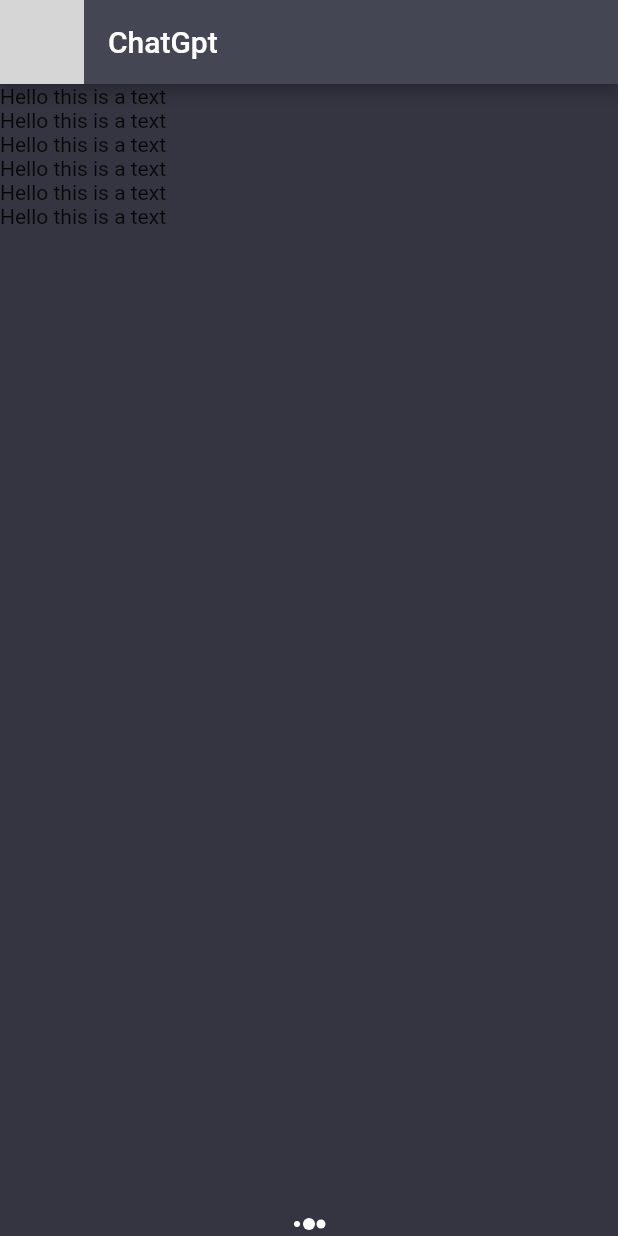
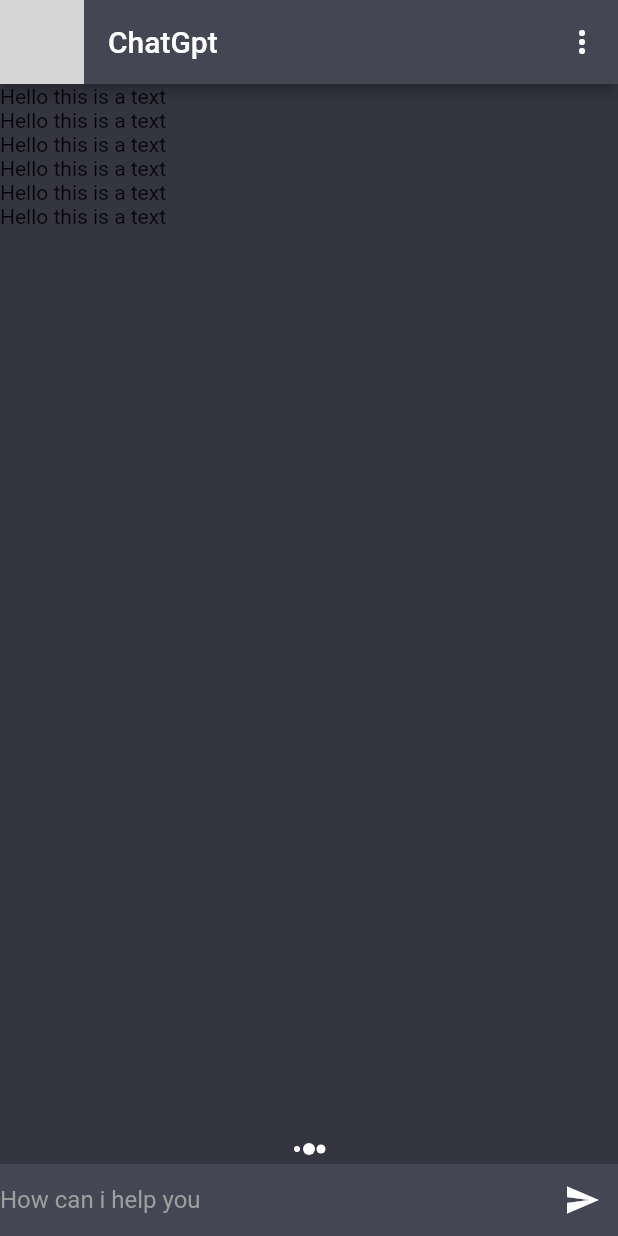
Before and after one commit to j-grace1/chatgptapp, a Flutter app: the screen it shows after launch, on a phone screen of 412 x 824 dp. Run offline on Flutter 3.47's test engine with Material 2 defaults, Android fonts, the phone set to English and light mode, and no system bars; our stand-ins replace flutter_spinkit; grey boxes are pictures that could not be loaded.

Commit message:
added textfield and a chat widget

```diff
--- a/lib/chat_screen.dart
+++ b/lib/chat_screen.dart
@@ -15,6 +15,22 @@ class ChatScreen extends StatefulWidget {
 
 class _ChatScreenState extends State<ChatScreen> {
   final bool _isTyping = true;
+
+late  TextEditingController textEditingController;
+
+@override
+  void initState() {
+    // TODO: implement initState
+  textEditingController = TextEditingController();
+    super.initState();
+  }
+
+  @override
+  void dispose() {
+    // TODO: implement dispose
+    super.dispose();
+  }
+
   @override
   Widget build(BuildContext context) {
     return Scaffold(
@@ -22,8 +38,12 @@ class _ChatScreenState extends State<ChatScreen> {
         padding: const EdgeInsets.all(0.0),
         child: Image.asset(AssetsManager.botImage),
 
+
       ),
       title: Text('ChatGpt'),
+        actions: [
+          IconButton(onPressed: (){}, icon: Icon(Icons.more_vert_rounded), color: Colors.white,)
+        ],
       ),
       body: SafeArea(
         child: Column(children: [
@@ -39,6 +59,25 @@ class _ChatScreenState extends State<ChatScreen> {
             const SpinKitThreeBounce(
               color: Colors.white,
               size: 16,
+            ),
+            SizedBox(height: 2,),
+
+
+            Material(
+              color: cardColor,
+              child: Row(
+              children: [
+                 Expanded(child: TextField(controller: textEditingController,
+                  onSubmitted: (value){
+
+                  },
+                  decoration: InputDecoration.collapsed(hintText: 'How can i help you', hintStyle: TextStyle(color: Colors.grey)),)),
+                IconButton(onPressed:  () {},
+                    icon: Icon(Icons.send),
+                color: Colors.white,
+                )
+              ],
+              ),
             )
           ]
         ],),
```
Also changed, not shown: lib/widgets/chat_widget.dart (added, +27 -0 lines).
